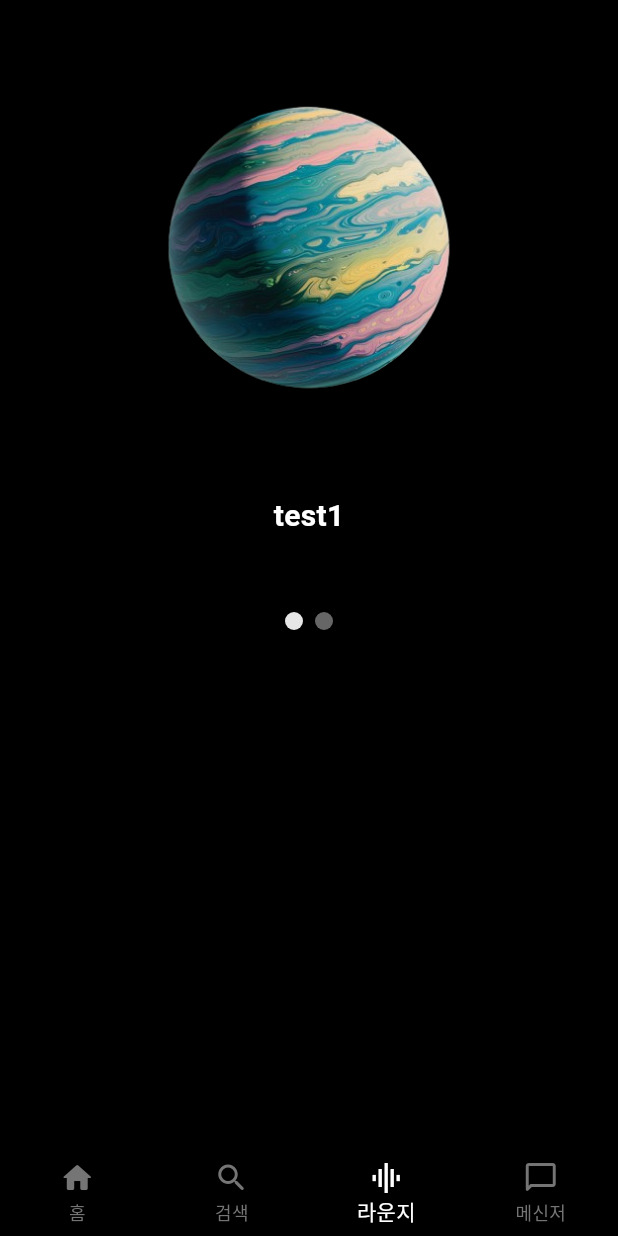
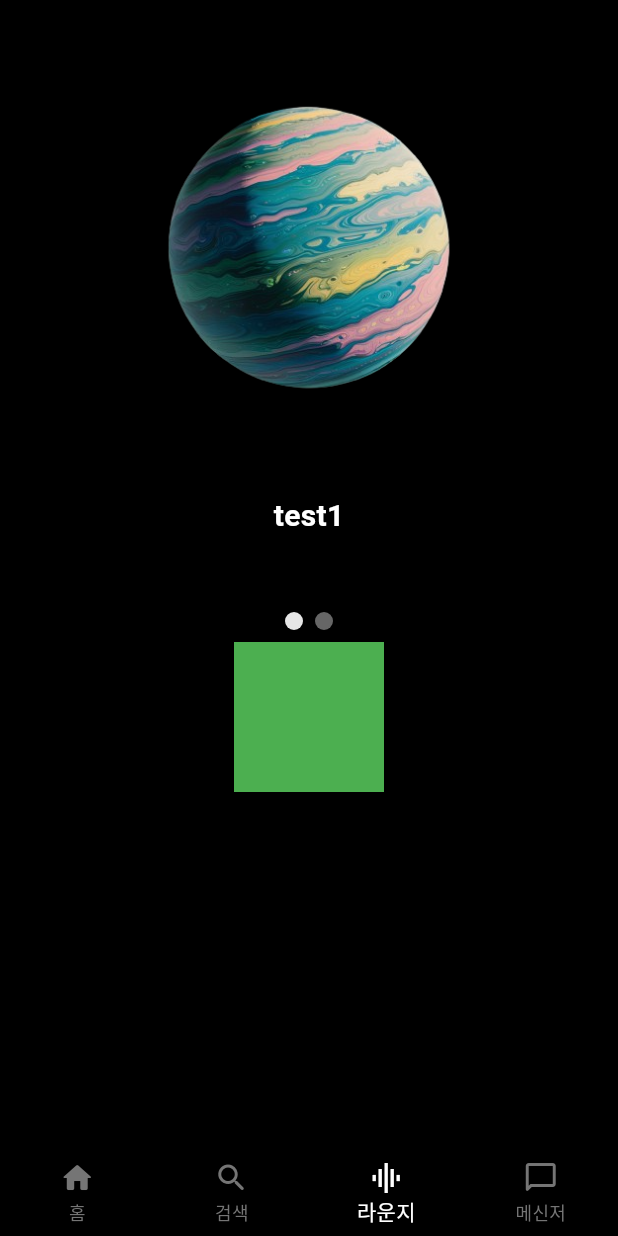
Before and after one commit to Astrum93/Flutter_Music_Is_Life, a Flutter app: the HomeFragment screen opened directly, item 3 of the bottom bar chosen, on a phone screen of 412 x 824 dp. Run offline on Flutter 3.47's test engine with Material 3 defaults, Android fonts, the phone set to English and light mode, and no system bars; drawn by our look-alikes of carousel_slider; our stand-ins replace cloud_firestore, dotted_border, firebase_auth, firebase_core, firebase_messaging, firebase_storage and 4 more; missing offline and left inert: beautiful_soup_dart; accounts and stored records are empty; generated files the repository leaves out were written again; network calls fail.

Commit message:
240403 현재 Slider Item의 인덱스 별 다른 위젯 보이게 수정

```diff
--- a/lib/main/tab/lounge/lounge_screen.dart
+++ b/lib/main/tab/lounge/lounge_screen.dart
@@ -32,6 +32,18 @@ class _LoungeScreenState extends State<LoungeScreen> {
                 }),
           ),
           LoungeSliderIndicator(controller: _controller, current: _current),
+          if (_current == 0)
+            Container(
+              width: 100,
+              height: 100,
+              color: Colors.green,
+            ),
+          if (_current == 1)
+            Container(
+              width: 100,
+              height: 100,
+              color: Colors.red,
+            )
         ],
       ),
     );
```
